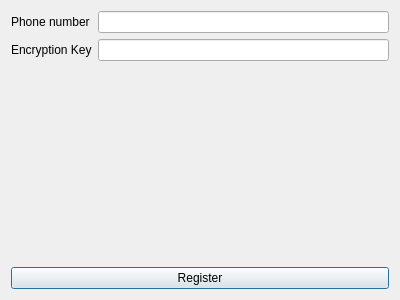
Qt form registrationdialog.ui (iamOgunyinka/Telegram2_0) before a commit.
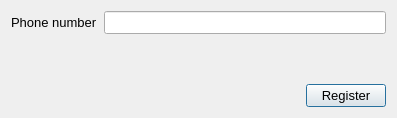
The same form after that commit.

```diff
--- a/registrationdialog.ui
+++ b/registrationdialog.ui
@@ -6,43 +6,20 @@
    <rect>
     <x>0</x>
     <y>0</y>
-    <width>400</width>
-    <height>300</height>
+    <width>397</width>
+    <height>118</height>
    </rect>
   </property>
+  <property name="font">
+   <font>
+    <pointsize>10</pointsize>
+   </font>
+  </property>
   <property name="windowTitle">
    <string>Dialog</string>
   </property>
-  <layout class="QVBoxLayout" name="verticalLayout">
-   <item>
-    <layout class="QGridLayout" name="gridLayout">
-     <item row="0" column="0">
-      <widget class="QLabel" name="label">
-       <property name="text">
-        <string>Phone number</string>
-       </property>
-      </widget>
-     </item>
-     <item row="0" column="1">
-      <widget class="QLineEdit" name="phone_number_line"/>
-     </item>
-     <item row="1" column="0">
-      <widget class="QLabel" name="label_2">
-       <property name="text">
-        <string>Encryption Key</string>
-       </property>
-      </widget>
-     </item>
-     <item row="1" column="1">
-      <widget class="QLineEdit" name="encryption_key_line">
-       <property name="echoMode">
-        <enum>QLineEdit::Password</enum>
-       </property>
-      </widget>
-     </item>
-    </layout>
-   </item>
-   <item>
+  <layout class="QGridLayout" name="gridLayout_2">
+   <item row="1" column="0">
     <spacer name="verticalSpacer">
      <property name="orientation">
       <enum>Qt::Vertical</enum>
@@ -55,13 +32,44 @@
      </property>
     </spacer>
    </item>
-   <item>
+   <item row="2" column="0">
+    <spacer name="horizontalSpacer">
+     <property name="orientation">
+      <enum>Qt::Horizontal</enum>
+     </property>
+     <property name="sizeHint" stdset="0">
+      <size>
+       <width>298</width>
+       <height>20</height>
+      </size>
+     </property>
+    </spacer>
+   </item>
+   <item row="2" column="1">
     <widget class="QPushButton" name="register_button">
      <property name="text">
       <string>Register</string>
      </property>
     </widget>
    </item>
+   <item row="0" column="0" colspan="2">
+    <layout class="QGridLayout" name="gridLayout">
+     <item row="0" column="1">
+      <widget class="QLineEdit" name="phone_number_line">
+       <property name="alignment">
+        <set>Qt::AlignCenter</set>
+       </property>
+      </widget>
+     </item>
+     <item row="0" column="0">
+      <widget class="QLabel" name="label">
+       <property name="text">
+        <string>Phone number</string>
+       </property>
+      </widget>
+     </item>
+    </layout>
+   </item>
   </layout>
  </widget>
  <resources/>
```
Left out of the diff: 6 changed lines with no effect on the pictures.
